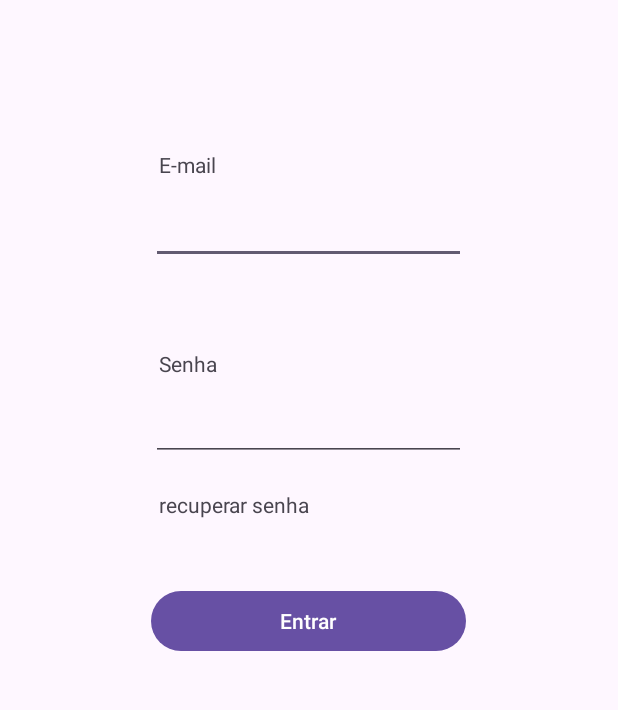
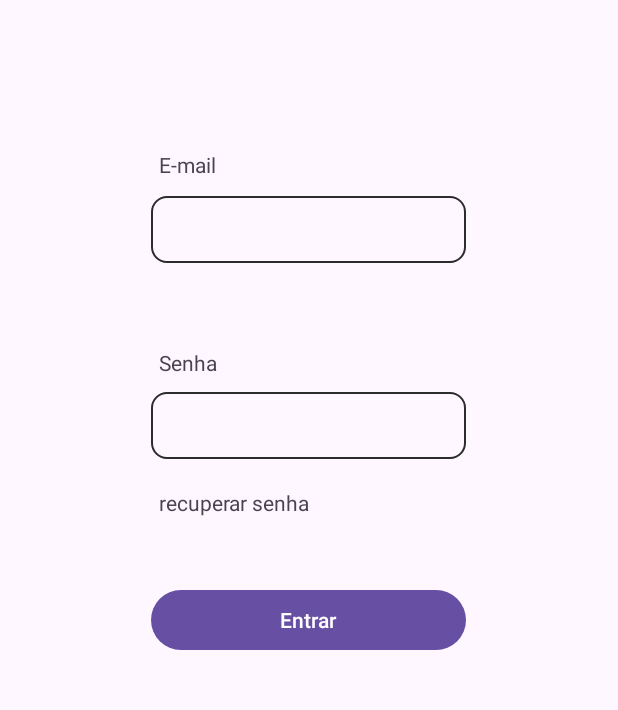
Before and after one commit to roberto08ws/prova-4, an Android app: the screen it shows after launch (MainActivity), on a phone screen of 412 x 824 dp, the part 390-1100 px from its top. Run offline under Robolectric (Android 15) with nearby library versions, the phone set to English and light mode, and no system bars.

Commit message:
Padding adicionado no shape_edt

```diff
--- a/app/src/main/res/drawable/shape_edt.xml
+++ b/app/src/main/res/drawable/shape_edt.xml
@@ -3,5 +3,10 @@
 
     <stroke android:color="@color/black" android:width="1dp"/>
     <corners android:radius="10dp"/>
+    <padding
+        android:top="10dp"
+        android:bottom="10dp"
+        android:left="10dp"
+        android:right="10dp"/>
 
 </shape>
--- a/app/src/main/res/layout/activity_main.xml
+++ b/app/src/main/res/layout/activity_main.xml
@@ -50,6 +50,7 @@
         android:layout_width="210dp"
         android:layout_height="wrap_content"
         android:ems="10"
+        android:background="@drawable/shape_edt"
         android:inputType="textEmailAddress"
         app:layout_constraintBottom_toBottomOf="parent"
         app:layout_constraintEnd_toEndOf="parent"
@@ -76,6 +77,7 @@
         android:layout_width="210dp"
         android:layout_height="wrap_content"
         android:ems="10"
+        android:background="@drawable/shape_edt"
         android:inputType="textPassword"
         app:layout_constraintBottom_toBottomOf="parent"
         app:layout_constraintEnd_toEndOf="parent"
```
